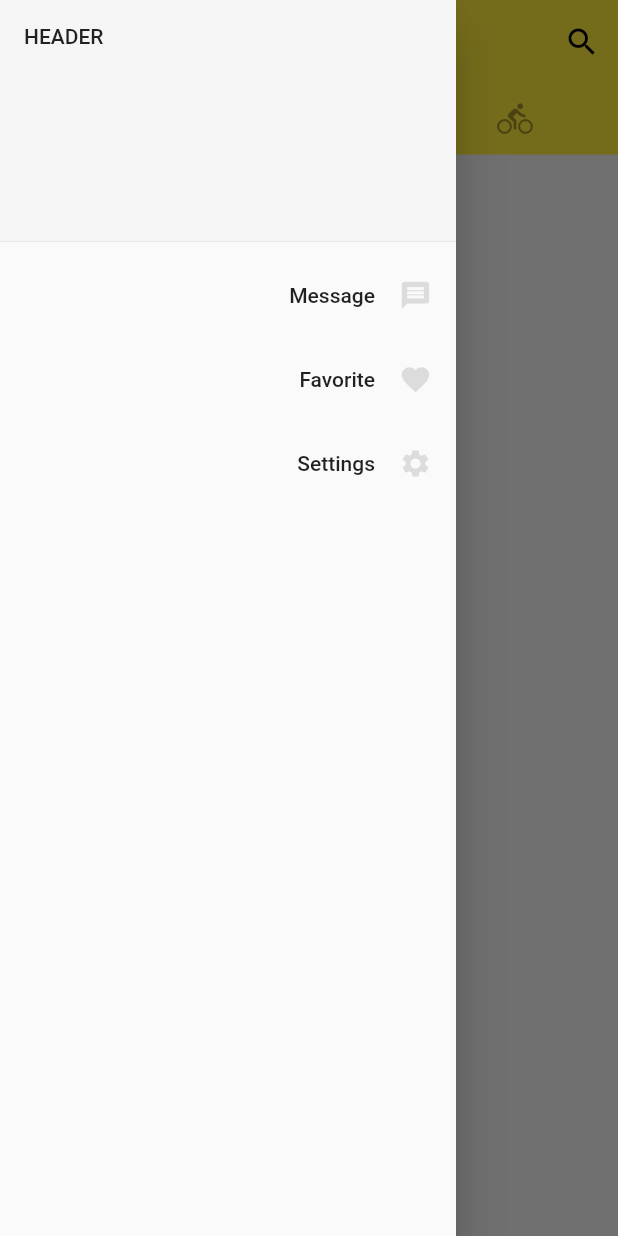
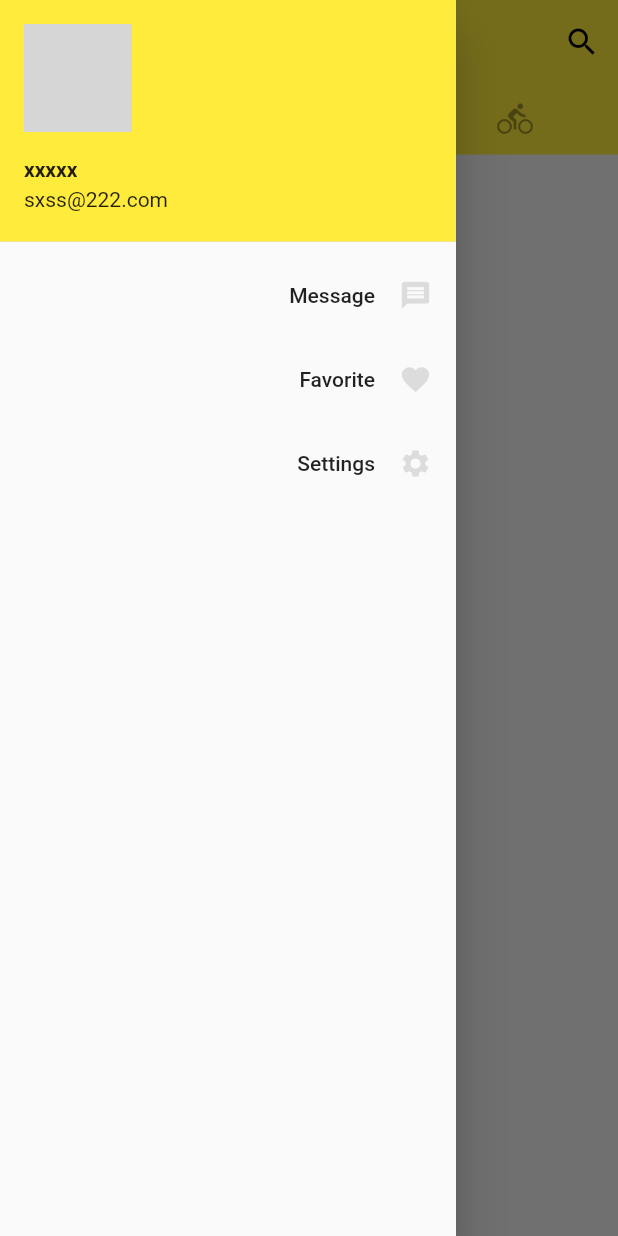
Before and after one commit to smallg/first_flutter, a Flutter app: the screen it shows after launch, with the side drawer open, on a phone screen of 412 x 824 dp. Run offline on Flutter 3.47's test engine with Material 2 defaults, Android fonts, the phone set to English and light mode, and no system bars; network calls fail; grey boxes are pictures that could not be loaded.

Commit message:
add user info in left menu

```diff
--- a/lib/main.dart
+++ b/lib/main.dart
@@ -24,11 +24,6 @@ class Home extends StatelessWidget {
         child: Scaffold(
           backgroundColor: Colors.grey[100],
           appBar: AppBar(
-              leading: IconButton(
-                  icon: Icon(Icons.menu),
-                  tooltip: 'Navigration',
-                  onPressed: () =>
-                      {debugPrint('Navigration button is pressed!')}),
               title: Text('Home X'),
               actions: <Widget>[
                 IconButton(
@@ -58,22 +53,29 @@ class Home extends StatelessWidget {
           drawer: Drawer(
               child: ListView(
             children: <Widget>[
-                  DrawerHeader(
-                    child: Text('header'.toUpperCase()),
-                    decoration: BoxDecoration(color: Colors.grey[100]),
+              UserAccountsDrawerHeader(
+                accountName: Text('xxxxx', style: TextStyle(fontWeight: FontWeight.bold)),
+                accountEmail: Text('sxss@222.com'),
+                currentAccountPicture: CircleAvatar(backgroundImage: NetworkImage('https://avatars3.githubusercontent.com/u/225962?s=460&v=4'),),
               ),
               ListTile(
                 title: Text('Message', textAlign: TextAlign.right),
-                      trailing: Icon(Icons.message,
-                          color: Colors.black12, size: 22.0)),
+                trailing:
+                    Icon(Icons.message, color: Colors.black12, size: 22.0),
+                onTap: () => {Navigator.pop(context)},
+              ),
               ListTile(
                 title: Text('Favorite', textAlign: TextAlign.right),
-                      trailing: Icon(Icons.favorite,
-                          color: Colors.black12, size: 22.0)),
+                trailing:
+                    Icon(Icons.favorite, color: Colors.black12, size: 22.0),
+                onTap: () => {Navigator.pop(context)},
+              ),
               ListTile(
                 title: Text('Settings', textAlign: TextAlign.right),
-                      trailing: Icon(Icons.settings,
-                          color: Colors.black12, size: 22.0))
+                trailing:
+                    Icon(Icons.settings, color: Colors.black12, size: 22.0),
+                onTap: () => {Navigator.pop(context)},
+              )
             ],
           )),
         ));
```
Lines whose indentation alone changed are shown as unchanged.
